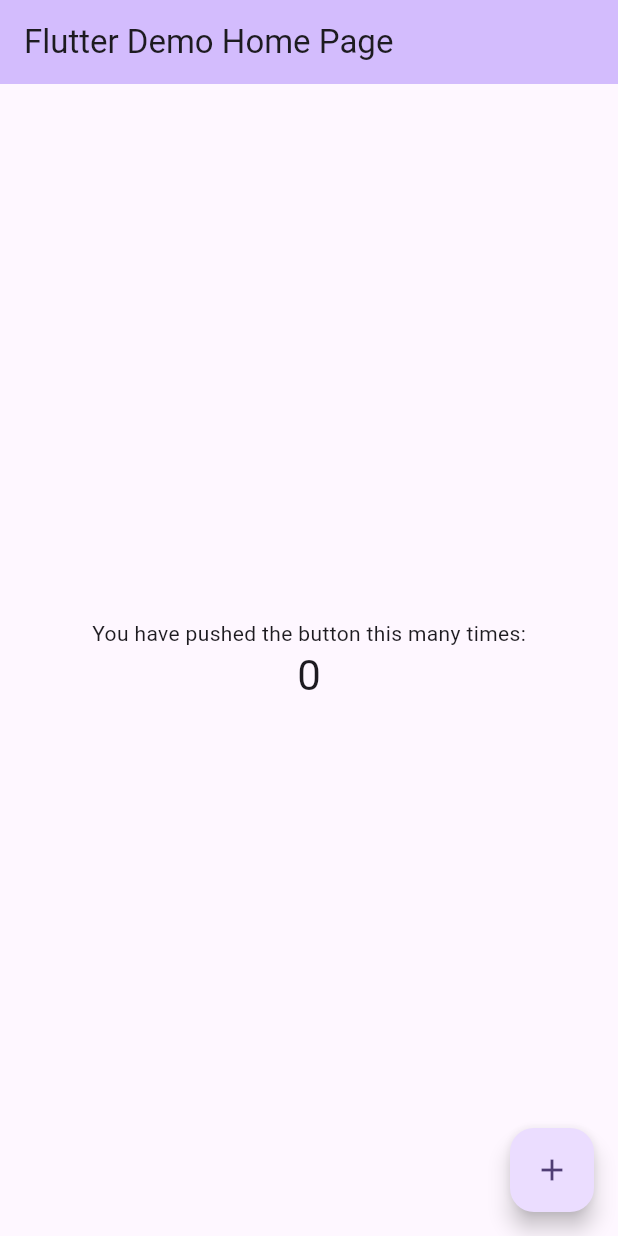
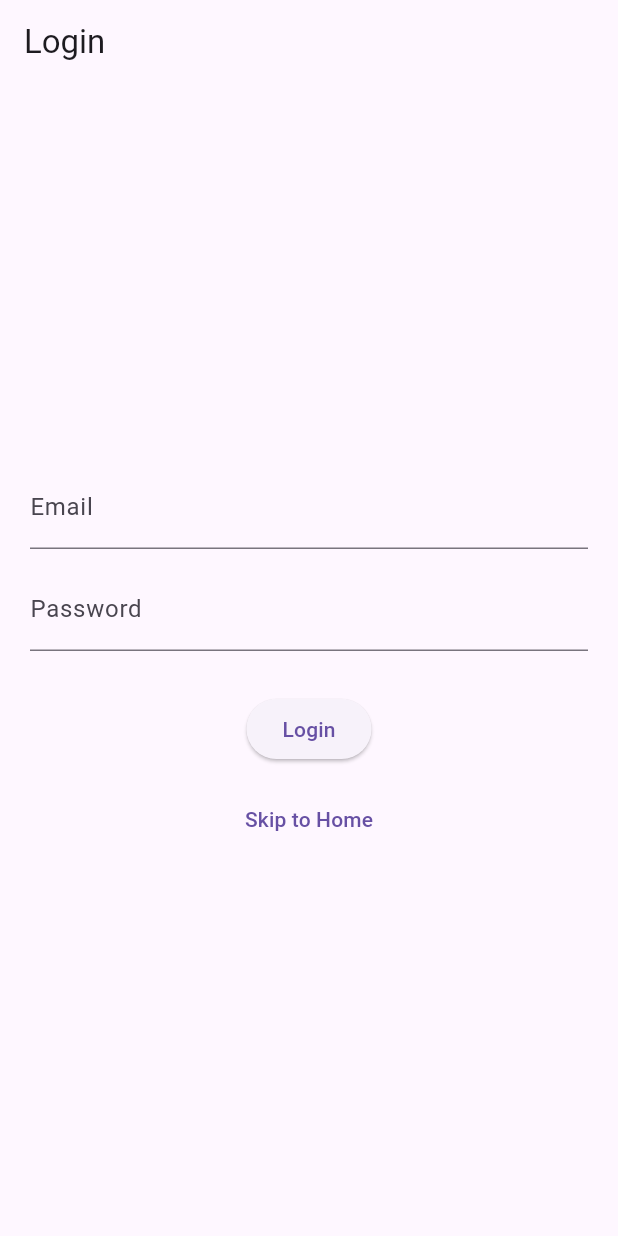
Before and after one commit to ArkanArsalan/dapoer-plan, a Flutter app: the screen it shows after launch, on a phone screen of 412 x 824 dp. Run offline on Flutter 3.47's test engine with Material 3 defaults, Android fonts, the phone set to English and light mode, and no system bars; our stand-ins replace camera, flutter_secure_storage, image_picker.

Commit message:
kerangka frontend

```diff
--- a/frontend/lib/main.dart
+++ b/frontend/lib/main.dart
@@ -1,4 +1,5 @@
 import 'package:flutter/material.dart';
+import 'screens/login_page.dart';
 
 void main() {
   runApp(const MyApp());
@@ -6,117 +7,13 @@ void main() {
 
 class MyApp extends StatelessWidget {
   const MyApp({super.key});
-
-  // This widget is the root of your application.
   @override
   Widget build(BuildContext context) {
     return MaterialApp(
-      title: 'Flutter Demo',
-      theme: ThemeData(
-        // This is the theme of your application.
-        //
-        // TRY THIS: Try running your application with "flutter run". You'll see
-        // the application has a purple toolbar. Then, without quitting the app,
-        // try changing the seedColor in the colorScheme below to Colors.green
-        // and then invoke "hot reload" (save your changes or press the "hot
-        // reload" button in a Flutter-supported IDE, or press "r" if you used
-        // the command line to start the app).
-        //
-        // Notice that the counter didn't reset back to zero; the application
-        // state is not lost during the reload. To reset the state, use hot
-        // restart instead.
-        //
-        // This works for code too, not just values: Most code changes can be
-        // tested with just a hot reload.
-        colorScheme: ColorScheme.fromSeed(seedColor: Colors.deepPurple),
-      ),
-      home: const MyHomePage(title: 'Flutter Demo Home Page'),
+      title: 'Dapoer Plan',
+      debugShowCheckedModeBanner: false,
+      theme: ThemeData(primarySwatch: Colors.green),
+      home: const LoginPage(),
     );
   }
 }
-
-class MyHomePage extends StatefulWidget {
-  const MyHomePage({super.key, required this.title});
-
-  // This widget is the home page of your application. It is stateful, meaning
-  // that it has a State object (defined below) that contains fields that affect
-  // how it looks.
-
-  // This class is the configuration for the state. It holds the values (in this
-  // case the title) provided by the parent (in this case the App widget) and
-  // used by the build method of the State. Fields in a Widget subclass are
-  // always marked "final".
-
-  final String title;
-
-  @override
-  State<MyHomePage> createState() => _MyHomePageState();
-}
-
-class _MyHomePageState extends State<MyHomePage> {
-  int _counter = 0;
-
-  void _incrementCounter() {
-    setState(() {
-      // This call to setState tells the Flutter framework that something has
-      // changed in this State, which causes it to rerun the build method below
-      // so that the display can reflect the updated values. If we changed
-      // _counter without calling setState(), then the build method would not be
-      // called again, and so nothing would appear to happen.
-      _counter++;
-    });
-  }
-
-  @override
-  Widget build(BuildContext context) {
-    // This method is rerun every time setState is called, for instance as done
-    // by the _incrementCounter method above.
-    //
-    // The Flutter framework has been optimized to make rerunning build methods
-    // fast, so that you can just rebuild anything that needs updating rather
-    // than having to individually change instances of widgets.
-    return Scaffold(
-      appBar: AppBar(
-        // TRY THIS: Try changing the color here to a specific color (to
-        // Colors.amber, perhaps?) and trigger a hot reload to see the AppBar
-        // change color while the other colors stay the same.
-        backgroundColor: Theme.of(context).colorScheme.inversePrimary,
-        // Here we take the value from the MyHomePage object that was created by
-        // the App.build method, and use it to set our appbar title.
-        title: Text(widget.title),
-      ),
-      body: Center(
-        // Center is a layout widget. It takes a single child and positions it
-        // in the middle of the parent.
-        child: Column(
-          // Column is also a layout widget. It takes a list of children and
-          // arranges them vertically. By default, it sizes itself to fit its
-          // children horizontally, and tries to be as tall as its parent.
-          //
-          // Column has various properties to control how it sizes itself and
-          // how it positions its children. Here we use mainAxisAlignment to
-          // center the children vertically; the main axis here is the vertical
-          // axis because Columns are vertical (the cross axis would be
-          // horizontal).
-          //
-          // TRY THIS: Invoke "debug painting" (choose the "Toggle Debug Paint"
-          // action in the IDE, or press "p" in the console), to see the
-          // wireframe for each widget.
-          mainAxisAlignment: MainAxisAlignment.center,
-          children: <Widget>[
-            const Text('You have pushed the button this many times:'),
-            Text(
-              '$_counter',
-              style: Theme.of(context).textTheme.headlineMedium,
-            ),
-          ],
-        ),
-      ),
-      floatingActionButton: FloatingActionButton(
-        onPressed: _incrementCounter,
-        tooltip: 'Increment',
-        child: const Icon(Icons.add),
-      ), // This trailing comma makes auto-formatting nicer for build methods.
-    );
-  }
-}
--- /dev/null
+++ b/frontend/lib/models/user.dart
@@ -0,0 +1,15 @@
+class User {
+  final String id;
+  final String username;
+  final String email;
+
+  User({required this.id, required this.username, required this.email});
+
+  factory User.fromJson(Map<String, dynamic> json) {
+    return User(
+      id: json['userFound']['_id'] as String,
+      username: json['userFound']['username'] as String,
+      email: json['userFound']['email'] as String,
+    );
+  }
+}
--- /dev/null
+++ b/frontend/lib/screens/login_page.dart
@@ -0,0 +1,75 @@
+import 'package:flutter/material.dart';
+import '../services/auth_service.dart';
+import '../models/user.dart';
+import 'home_page.dart';
+
+class LoginPage extends StatefulWidget {
+  const LoginPage({super.key});
+  @override
+  State<LoginPage> createState() => _LoginPageState();
+}
+
+class _LoginPageState extends State<LoginPage> {
+  final _emailC = TextEditingController();
+  final _passC = TextEditingController();
+  bool _loading = false;
+  String? _error;
+
+  void _doLogin() async {
+    setState(() {
+      _loading = true;
+      _error = null;
+    });
+    final resp = await AuthService.login(_emailC.text, _passC.text);
+    setState(() => _loading = false);
+    if (resp != null) {
+      Navigator.of(context).pushReplacement(
+        MaterialPageRoute(builder: (_) => HomePage(user: resp.user)),
+      );
+    } else {
+      setState(() => _error = 'Login gagal. Silakan cek email/password.');
+    }
+  }
+
+  void _skipToHome() {
+    // Dummy user untuk skip login
+    final guest = User(id: '0', username: 'Guest', email: 'guest@example.com');
+    Navigator.of(context).pushReplacement(
+      MaterialPageRoute(builder: (_) => HomePage(user: guest)),
+    );
+  }
+
+  @override
+  Widget build(BuildContext context) {
+    return Scaffold(
+      appBar: AppBar(title: const Text('Login')),
+      body: Padding(
+        padding: const EdgeInsets.all(20),
+        child: Column(mainAxisAlignment: MainAxisAlignment.center, children: [
+          TextField(
+            controller: _emailC,
+            decoration: const InputDecoration(labelText: 'Email'),
+          ),
+          const SizedBox(height: 12),
+          TextField(
+            controller: _passC,
+            decoration: const InputDecoration(labelText: 'Password'),
+            obscureText: true,
+          ),
+          const SizedBox(height: 20),
+          if (_error != null)
+            Text(_error!, style: const TextStyle(color: Colors.red)),
+          const SizedBox(height: 8),
+          _loading
+              ? const CircularProgressIndicator()
+              : ElevatedButton(onPressed: _doLogin, child: const Text('Login')),
+          const SizedBox(height: 12),
+          TextButton(
+            onPressed: _skipToHome,
+            child: const Text('Skip to Home'),
+          ),
+        ]),
+      ),
+    );
+  }
+}
--- /dev/null
+++ b/frontend/lib/services/auth_service.dart
@@ -0,0 +1,36 @@
+import 'dart:convert';
+import 'package:http/http.dart' as http;
+import '../models/user.dart';
+import '../storage/secure_storage.dart';
+import '../utils/constants.dart';
+
+class AuthResponse {
+  final String token;
+  final User user;
+  AuthResponse({required this.token, required this.user});
+}
+
+class AuthService {
+  static Future<AuthResponse?> login(String email, String password) async {
+    final res = await http.post(
+      Uri.parse('$API_BASE/auth/login'),
+      headers: {'Content-Type': 'application/json'},
+      body: jsonEncode({'email': email, 'password': password}),
+    );
+    if (res.statusCode == 201) {
+      final data = jsonDecode(res.body);
+      final token = data['token'] as String;
+      final user = User.fromJson(data);
+      await SecureStorage.saveToken(token);
+      return AuthResponse(token: token, user: user);
+    } else {
+      return null;
+    }
+  }
+
+  static Future<void> logout() async {
+    await SecureStorage.deleteToken();
+  }
+
+  static Future<String?> getToken() => SecureStorage.getToken();
+}
--- /dev/null
+++ b/frontend/lib/storage/secure_storage.dart
@@ -0,0 +1,13 @@
+import 'package:flutter_secure_storage/flutter_secure_storage.dart';
+
+class SecureStorage {
+  static final _storage = FlutterSecureStorage();
+  static const _keyToken = 'jwt_token';
+
+  static Future<void> saveToken(String token) =>
+      _storage.write(key: _keyToken, value: token);
+
+  static Future<String?> getToken() => _storage.read(key: _keyToken);
+
+  static Future<void> deleteToken() => _storage.delete(key: _keyToken);
+}
--- /dev/null
+++ b/frontend/lib/utils/constants.dart
@@ -0,0 +1 @@
+const String API_BASE = 'http://10.0.2.2:5000';
```
Also changed, not shown: frontend/lib/screens/camera_page.dart (added, +65 -0 lines), frontend/lib/screens/detection_result_page.dart (added, +65 -0 lines), frontend/lib/screens/home_page.dart (added, +53 -0 lines), frontend/lib/services/detect_service.dart (added, +41 -0 lines), frontend/pubspec.yaml (+6 -69 lines), frontend/pubspec.lock, 10 other files.
